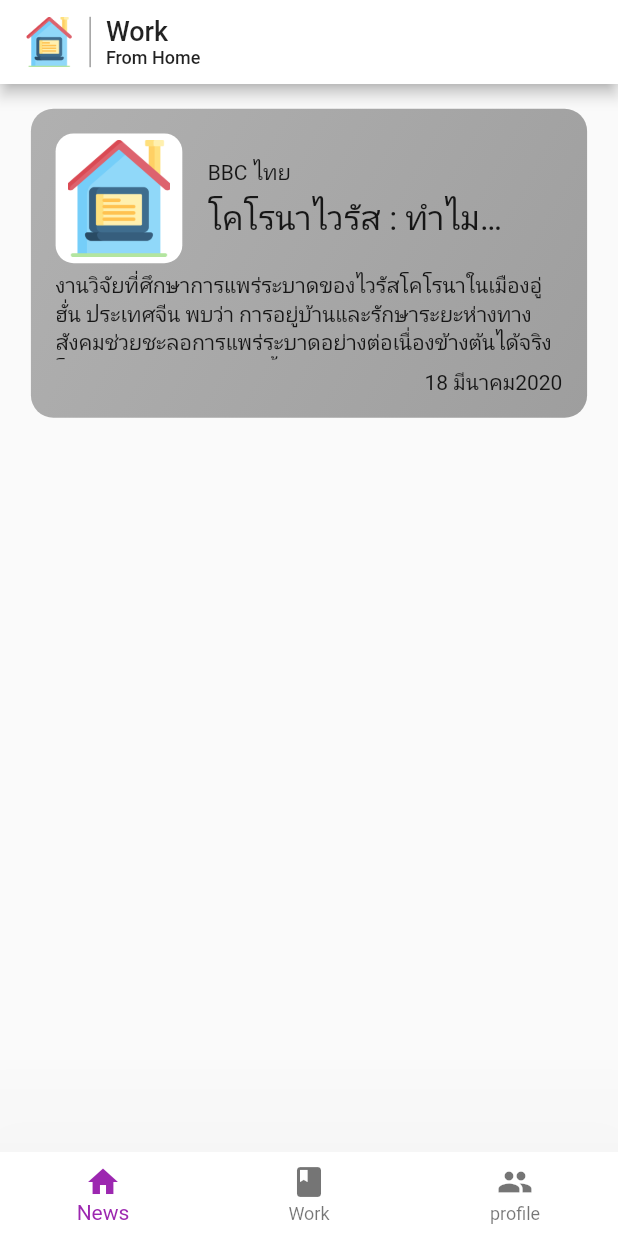
After one commit to kantippayamontri/banana_test2, a Flutter app: the TabScreen screen opened by its route, on a phone screen of 412 x 824 dp. The commit adds this screen. Run offline on Flutter 3.47's test engine with Material 2 defaults, Android fonts, the phone set to English and light mode, and no system bars; our stand-ins replace bloc, flutter_bloc, flutter_signin_button, progress_dialog; missing offline and left inert: buddhist_datetime_dateformat.

Commit message:
upper is complete

```diff
--- a/lib/bloc/blocs/loginbloc.dart
+++ b/lib/bloc/blocs/loginbloc.dart
@@ -33,6 +33,7 @@ class LoginBloc extends Bloc<LoginEvent, LoginState> {
             }));
     if (response.statusCode == 200) {
       print("login success!!!");
+      print(response.body);
       var jsonData = json.decode(response.body);
       User users = User(
         age: jsonData["data"]['age'],
--- /dev/null
+++ b/lib/bloc/blocs/newsbloc.dart
@@ -0,0 +1,134 @@
+import 'package:flutter/cupertino.dart';
+import 'package:flutter_bloc/flutter_bloc.dart';
+import 'package:intl/intl.dart';
+import 'package:test2/bloc/events/newsevent.dart';
+import 'package:test2/bloc/states/newsstate.dart';
+import 'package:test2/model/uppernews.dart';
+import 'package:buddhist_datetime_dateformat/buddhist_datetime_dateformat.dart';
+
+class NewsBloc extends Bloc<NewsEvent, NewsState> {
+
+  Function setstate;
+  BuildContext context;
+  UpperNews upperNews;
+  String upperdate;
+  NewsBloc({@required this.context});
+
+  @override
+  // TODO: implement initialState
+  NewsState get initialState => NewsStartState();
+
+  void loadingnews() {
+    if (upperNews != null) return;
+    upperNews = UpperNews.fromJson({
+      "newsType": "FEED",
+      "nameTH":
+          "โคโรนาไวรัส : ทำไมการเว้นระยะห่างทางสังคมจึงสกัดการระบาดของโรคได้",
+      "nameEN":
+          "โคโรนาไวรัส : ทำไมการเว้นระยะห่างทางสังคมจึงสกัดการระบาดของโรคได้",
+      "source": "BBC ไทย",
+      "startDate": "2020-03-18 00:00:00",
+      "endDate": "2020-04-30 23:59:59",
+      "disabled": "0",
+      "list": "4",
+      "descriptionTH":
+          "งานวิจัยที่ศึกษาการแพร่ระบาดของไวรัสโคโรนาในเมืองอู่ฮั่น ประเทศจีน พบว่า การอยู่บ้านและรักษาระยะห่างทางสังคมช่วยชะลอการแพร่ระบาดอย่างต่อเนื่องข้างต้นได้จริง โดยตัวเลขอัตราการติดเชื้อจาก 2.35 ลงลดจนเกือบถึง 1 นั่นหมายความว่า ผู้ป่วยหนึ่งคนแพร่เชื้อต่อให้คนเดียวเท่านั้นเอง ยิ่งใช้มาตรการนี้กับศูนย์กลางการระบาดได้เร็วเท่าไหร่ อัตราการแพร่เชื้อก็น้อยลงเท่านั้น",
+      "descriptionEN":
+          "งานวิจัยที่ศึกษาการแพร่ระบาดของไวรัสโคโรนาในเมืองอู่ฮั่น ประเทศจีน พบว่า การอยู่บ้านและรักษาระยะห่างทางสังคมช่วยชะลอการแพร่ระบาดอย่างต่อเนื่องข้างต้นได้จริง โดยตัวเลขอัตราการติดเชื้อจาก 2.35 ลงลดจนเกือบถึง 1 นั่นหมายความว่า ผู้ป่วยหนึ่งคนแพร่เชื้อต่อให้คนเดียวเท่านั้นเอง ยิ่งใช้มาตรการนี้กับศูนย์กลางการระบาดได้เร็วเท่าไหร่ อัตราการแพร่เชื้อก็น้อยลงเท่านั้น",
+      "coverImage":
+          "20200326/_111424403_6a620da2-009d-44bf-a0d9-1e68d7389508.jpg",
+      "link": "https://www.bbc.com/thai/international-52043102"
+    });
+    this.upperdate = getupperdate(upperNews.startDate);
+    print(upperNews.nameTH);
+  }
+
+  String getupperdate(String _date) {
+    DateTime startdate = DateTime.parse(_date);
+    String temp = '';
+    temp += startdate.day.toString() + " ";
+    switch (startdate.month) {
+      case DateTime.january:
+        {
+          temp += "มกราคม";
+        }
+        break;
+
+      case 2:
+        {
+          temp += "กุมภาพันธ์";
+        }
+        break;
+      case 3:
+        {
+          temp += "มีนาคม";
+        }
+        break;
+      case 4:
+        {
+          temp += "เมษายน";
+        }
+        break;
+      case 5:
+        {
+          temp += "พฤษภาคม";
+        }
+        break;
+      case 6:
+        {
+          temp += "มิถุนายน";
+        }
+        break;
+      case 7:
+        {
+          temp += "กรกฎาคม";
+        }
+        break;
+      case 8:
+        {
+          temp += "สิงหาคม";
+        }
+        break;
+      case 9:
+        {
+          temp += "กันยายน";
+        }
+        break;
+      case 10:
+        {
+          temp += "ตุลาคม";
+        }
+        break;
+      case 11:
+        {
+          temp += "พฤศจิกายน";
+        }
+        break;
+      case 12:
+        {
+          temp += "ธันวาคม";
+        }
+        break;
+
+      default:
+        {
+          temp += "";
+        }
+        break;
+    }
+
+    temp += startdate.year.toString();
+    return temp;
+
+  }
+
+  @override
+  Stream<NewsState> mapEventToState(NewsEvent event) async* {
+    // TODO: implement mapEventToState
+    if (event is NewsLoadingEvent) {
+      //print("!!! NewsLoadingEvent !!!");
+      loadingnews();
+      setstate();
+    }
+  }
+}
--- /dev/null
+++ b/lib/bloc/events/newsevent.dart
@@ -0,0 +1,3 @@
+class NewsEvent {}
+class NewsEmptyEvent extends NewsEvent{}
+class NewsLoadingEvent extends NewsEvent{}
--- /dev/null
+++ b/lib/bloc/states/newsstate.dart
@@ -0,0 +1,2 @@
+class NewsState {}
+class NewsStartState extends NewsState {}
--- a/lib/datamanager/datamanager.dart
+++ b/lib/datamanager/datamanager.dart
@@ -1,5 +1,6 @@
+import 'package:flutter/cupertino.dart';
 import 'package:test2/model/user.dart';
 
-class Datamanager{
+class Datamanager {
   static User user = null;
 }
--- a/lib/main.dart
+++ b/lib/main.dart
@@ -1,5 +1,6 @@
 import 'package:flutter/cupertino.dart';
 import 'package:flutter/material.dart';
+import 'package:test2/datamanager/datamanager.dart';
 import 'package:test2/datamanager/routes.dart';
 import 'package:test2/pages/loginpage.dart';
 import 'package:test2/pages/tabscreen.dart';
@@ -10,11 +11,12 @@ class MyApp extends StatelessWidget {
   @override
   Widget build(BuildContext context) {
     return MaterialApp(
+      theme: ThemeData(primaryColor: Colors.white),
       title: "Work From Home",
       routes: {
-        Routes.mainpage : (_) => LoginPage(),
-        Routes.loginpage : (_) => LoginPage(),
-        Routes.tabscreenpage : (_) => TabScreen(),
+        Routes.mainpage: (_) => LoginPage(),
+        Routes.loginpage: (_) => LoginPage(),
+        Routes.tabscreenpage: (_) => TabScreen(),
       },
     );
   }
--- /dev/null
+++ b/lib/model/uppernews.dart
@@ -0,0 +1,60 @@
+class UpperNews {
+  String newsType;
+  String nameTH;
+  String nameEN;
+  String source;
+  String startDate;
+  String endDate;
+  String disabled;
+  String list;
+  String descriptionTH;
+  String descriptionEN;
+  String coverImage;
+  String link;
+
+  UpperNews(
+      {this.newsType,
+      this.nameTH,
+      this.nameEN,
+      this.source,
+      this.startDate,
+      this.endDate,
+      this.disabled,
+      this.list,
+      this.descriptionTH,
+      this.descriptionEN,
+      this.coverImage,
+      this.link});
+
+  UpperNews.fromJson(Map<String, dynamic> json) {
+    newsType = json['newsType'];
+    nameTH = json['nameTH'];
+    nameEN = json['nameEN'];
+    source = json['source'];
+    startDate = json['startDate'];
+    endDate = json['endDate'];
+    disabled = json['disabled'];
+    list = json['list'];
+    descriptionTH = json['descriptionTH'];
+    descriptionEN = json['descriptionEN'];
+    coverImage = json['coverImage'];
+    link = json['link'];
+  }
+
+  Map<String, dynamic> toJson() {
+    final Map<String, dynamic> data = new Map<String, dynamic>();
+    data['newsType'] = this.newsType;
+    data['nameTH'] = this.nameTH;
+    data['nameEN'] = this.nameEN;
+    data['source'] = this.source;
+    data['startDate'] = this.startDate;
+    data['endDate'] = this.endDate;
+    data['disabled'] = this.disabled;
+    data['list'] = this.list;
+    data['descriptionTH'] = this.descriptionTH;
+    data['descriptionEN'] = this.descriptionEN;
+    data['coverImage'] = this.coverImage;
+    data['link'] = this.link;
+    return data;
+  }
+}
--- /dev/null
+++ b/lib/pages/newspage.dart
@@ -0,0 +1,159 @@
+import 'package:flutter/material.dart';
+import 'package:test2/bloc/blocs/newsbloc.dart';
+import 'package:test2/bloc/events/newsevent.dart';
+import 'package:intl/intl.dart';
+
+class NewsPage extends StatefulWidget {
+  @override
+  _NewsPageState createState() => _NewsPageState();
+}
+
+class _NewsPageState extends State<NewsPage> {
+  NewsBloc _newsBloc;
+
+  void setstate() {
+    setState(() {});
+  }
+
+  @override
+  void initState() {
+    // TODO: implement initState
+    _newsBloc = NewsBloc(context: context);
+    super.initState();
+  }
+
+  @override
+  Widget build(BuildContext context) {
+    double _phoneheigth = MediaQuery.of(context).size.height;
+    double _phonewidth = MediaQuery.of(context).size.width;
+    _newsBloc.setstate = setstate;
+    _newsBloc.add(NewsLoadingEvent());
+    return Scaffold(
+      body: Center(
+        child: Container(
+          padding: EdgeInsets.only(top: 0),
+          height: _phoneheigth,
+          width: _phonewidth,
+          //color: Colors.red,
+          child: SingleChildScrollView(
+            child: Column(
+              children: <Widget>[
+                _newsBloc.upperNews != null
+                    ? Container(
+                        margin: EdgeInsets.only(top: _phoneheigth * 0.02),
+                        padding: EdgeInsets.all(_phoneheigth * 0.02),
+                        height: _phoneheigth * 0.25,
+                        width: _phonewidth * 0.9,
+                        decoration: BoxDecoration(
+                            borderRadius: BorderRadius.circular(15.0),
+                            gradient: LinearGradient(
+                                begin: Alignment.topLeft,
+                                end: Alignment.bottomRight,
+                                colors: [
+                                  Colors.grey.withOpacity(0.8),
+                                  Colors.grey
+                                ])),
+                        child: LayoutBuilder(
+                          builder:
+                              (BuildContext ctx, BoxConstraints constraint) {
+                            return Column(
+                              crossAxisAlignment: CrossAxisAlignment.start,
+                              children: <Widget>[
+                                Container(
+                                  height: constraint.maxHeight * 0.5,
+                                  child: Row(
+                                    mainAxisAlignment: MainAxisAlignment.start,
+                                    children: <Widget>[
+                                      Container(
+                                        height: constraint.maxHeight * 0.5,
+                                        width: constraint.maxWidth * 0.25,
+                                        decoration: BoxDecoration(
+                                            color: Colors.white,
+                                            borderRadius:
+                                                BorderRadius.circular(12)),
+                                        child: Center(
+                                          child: Image(
+                                            height: constraint.maxHeight * 0.45,
+                                            width: constraint.maxWidth * 0.20,
+                                            image: AssetImage(
+                                                'assets/images/mainicon.png'),
+                                            fit: BoxFit.cover,
+                                          ),
+                                        ),
+                                      ),
+                                      SizedBox(
+                                        width: constraint.maxWidth * 0.05,
+                                      ),
+                                      Column(
+                                        mainAxisAlignment:
+                                            MainAxisAlignment.center,
+                                        crossAxisAlignment:
+                                            CrossAxisAlignment.start,
+                                        children: <Widget>[
+                                          Text(_newsBloc.upperNews.source),
+                                          SizedBox(
+                                            height: 5,
+                                          ),
+                                          Container(
+                                            width: constraint.maxWidth * 0.6,
+                                            child: Text(
+                                              _newsBloc.upperNews.nameTH,
+                                              overflow: TextOverflow.ellipsis,
+                                              style: TextStyle(fontSize: 22),
+                                            ),
+                                          )
+                                        ],
+                                      )
+                                    ],
+                                  ),
+                                ),
+                                Container(
+                                  padding: EdgeInsets.only(top: 5, bottom: 5),
+                                  height: constraint.maxHeight * 0.4,
+                                  child: Text(
+                                    _newsBloc.upperNews.descriptionTH,
+                                  ),
+                                ),
+                                Container(
+                                  height: constraint.maxHeight * 0.1,
+                                  child: Row(
+                                    mainAxisAlignment: MainAxisAlignment.end,
+                                    children: <Widget>[
+                                      Text(_newsBloc.upperdate),
+                                    ],
+                                  ),
+                                )
+                              ],
+                            );
+                          },
+                        ),
+                      )
+                    : SizedBox(),
+                SizedBox(
+                  height: _phoneheigth * 0.05,
+                ),
+                Row(
+                  children: <Widget>[
+                    Padding(
+                      padding: EdgeInsets.only(
+                          left: _phoneheigth * 0.02,
+                          right: _phoneheigth * 0.02),
+                      child: Expanded(
+                        child: Divider(
+                          height: 1,
+                        ),
+                      ),
+                    ),
+                  ],
+                ),
+                SizedBox(
+                  height: _phoneheigth * 0.05,
+                )
+              ],
+            ),
+          ),
+        ),
+      ),
+    );
+  }
+}
--- /dev/null
+++ b/lib/pages/profilepage.dart
@@ -0,0 +1,17 @@
+import 'package:flutter/material.dart';
+
+class ProfilePage extends StatefulWidget {
+  @override
+  _ProfilePageState createState() => _ProfilePageState();
+}
+
+class _ProfilePageState extends State<ProfilePage> {
+  @override
+  Widget build(BuildContext context) {
+    return Scaffold(
+      body: Center(
+        child: Text("Profile Page"),
+      ),
+    );
+  }
+}
--- a/lib/pages/tabscreen.dart
+++ b/lib/pages/tabscreen.dart
@@ -1,5 +1,8 @@
 import 'package:flutter/material.dart';
 import 'package:test2/datamanager/datamanager.dart';
+import 'package:test2/pages/newspage.dart';
+import 'package:test2/pages/profilepage.dart';
+import 'package:test2/pages/workpage.dart';
 
 class TabScreen extends StatefulWidget {
   @override
@@ -7,14 +10,84 @@ class TabScreen extends StatefulWidget {
 }
 
 class _TabScreenState extends State<TabScreen> {
+  int _currentIndex = 0;
+  final tabs = [NewsPage(), WorkPage(), ProfilePage()];
+  AppBar _appbar = AppBar();
   @override
   Widget build(BuildContext context) {
+    final double phone_height = MediaQuery.of(context).size.height;
+    final double phone_width = MediaQuery.of(context).size.width;
+    final double appbar_height = AppBar().preferredSize.height;
     return Scaffold(
-      body: Center(
-        child: Text(
-          "Tabscreen Page ${Datamanager.user.email}",
-          style: TextStyle(fontSize: 86),
+      appBar: AppBar(
+        automaticallyImplyLeading: false,
+        title: Row(
+          crossAxisAlignment: CrossAxisAlignment.center,
+          children: <Widget>[
+            Image(
+              height: appbar_height * 0.6,
+              width: appbar_height * 0.6,
+              image: AssetImage('assets/images/mainicon.png'),
+              fit: BoxFit.cover,
+            ),
+            SizedBox(
+              width: 10,
+            ),
+            Container(
+              width: 1,
+              height: appbar_height * 0.6,
+              color: Colors.grey,
+            ),
+            SizedBox(
+              width: 10,
+            ),
+            Column(
+              crossAxisAlignment: CrossAxisAlignment.start,
+              mainAxisAlignment: MainAxisAlignment.center,
+              children: <Widget>[
+                FittedBox(
+                    fit: BoxFit.fitHeight,
+                    child: Text(
+                      "Work",
+                      style: TextStyle(fontSize: 18),
+                    )),
+                FittedBox(
+                    fit: BoxFit.fitHeight,
+                    child: Text(
+                      "From Home",
+                      style: TextStyle(fontSize: 12),
+                    ))
+              ],
+            ),
+          ],
         ),
+      ),
+      body: tabs[_currentIndex],
+      bottomNavigationBar: BottomNavigationBar(
+        currentIndex: _currentIndex,
+        type: BottomNavigationBarType.fixed,
+        elevation: 100,
+        backgroundColor: Colors.white,
+        selectedItemColor: Colors.purple,
+        items: [
+          BottomNavigationBarItem(
+              icon: Icon(Icons.home),
+              title: Text("News"),
+              backgroundColor: Colors.purple),
+          BottomNavigationBarItem(
+              icon: Icon(Icons.book),
+              title: Text("Work"),
+              backgroundColor: Colors.purple),
+          BottomNavigationBarItem(
+              icon: Icon(Icons.people),
+              title: Text("profile"),
+              backgroundColor: Colors.purple),
+        ],
+        onTap: (index) {
+          setState(() {
+            _currentIndex = index;
+          });
+        },
       ),
     );
   }
--- /dev/null
+++ b/lib/pages/workpage.dart
@@ -0,0 +1,15 @@
+import 'package:flutter/material.dart';
+
+class WorkPage extends StatefulWidget {
+  @override
+  _WorkPageState createState() => _WorkPageState();
+}
+
+class _WorkPageState extends State<WorkPage> {
+  @override
+  Widget build(BuildContext context) {
+    return Scaffold(
+      body: Center(child: Text("Work Page"),),
+    );
+  }
+}
--- a/pubspec.yaml
+++ b/pubspec.yaml
@@ -29,6 +29,8 @@ dependencies:
   http: ^0.12.1
   loading: ^1.0.2
   progress_dialog: ^1.2.0
+  intl: ^0.16.1
+  buddhist_datetime_dateformat: ^1.0.6
 
 
   # The following adds the Cupertino Icons font to your application.
```
Also changed, not shown: pubspec.lock.
